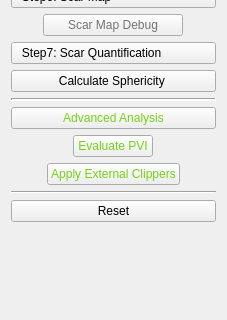
Qt form CemrgApp/Plugins/kcl.cemrgapp.scar/src/internal/AtrialScarViewControls.ui (OpenHeartDevelopers/CemrgApp) before a commit; both pictures show x 0 to 227 and y 409 to 729 of the 227 by 871 pixel window.
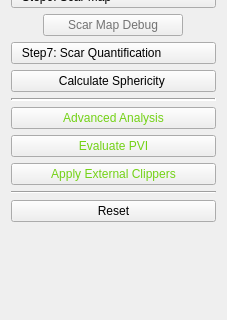
The same form after that commit.

Commit message: [minor] button size fix for Advanced Analysis buttons.

```diff
--- a/CemrgApp/Plugins/kcl.cemrgapp.scar/src/internal/AtrialScarViewControls.ui
+++ b/CemrgApp/Plugins/kcl.cemrgapp.scar/src/internal/AtrialScarViewControls.ui
@@ -301,7 +301,7 @@
      </property>
     </widget>
    </item>
-   <item alignment="Qt::AlignHCenter">
+   <item>
     <widget class="QPushButton" name="button_c_fandi">
      <property name="styleSheet">
       <string notr="true">color: rgb(115, 210, 22);</string>
@@ -311,7 +311,7 @@
      </property>
     </widget>
    </item>
-   <item alignment="Qt::AlignHCenter">
+   <item>
     <widget class="QPushButton" name="button_c_extclippers">
      <property name="styleSheet">
       <string notr="true">color: rgb(115, 210, 22);</string>
```
